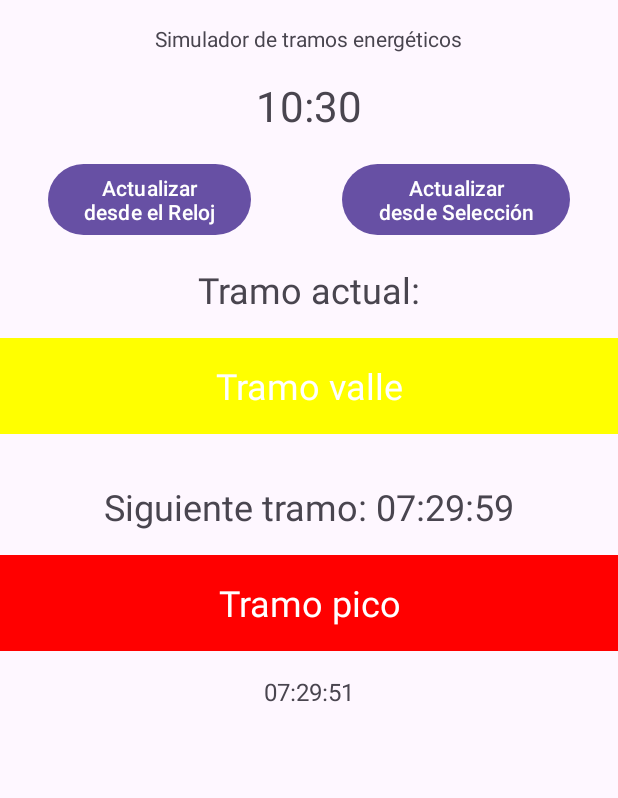
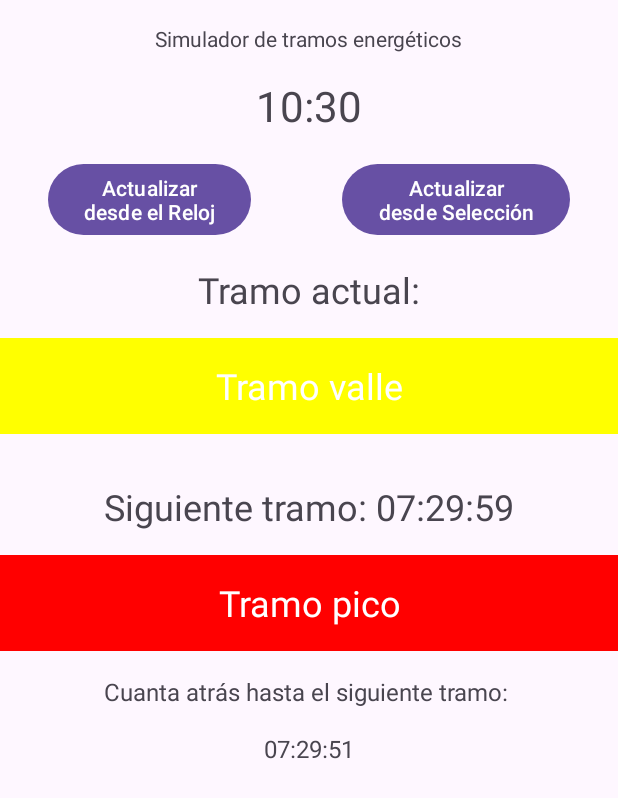
Before and after one commit to resuadam2/TramosLuz, an Android app: the screen it shows after launch (MainActivity), on a phone screen of 412 x 824 dp. Shown: the top 798 px of the screen. Run offline under Robolectric (Android 15) with nearby library versions, the phone set to English and light mode, and no system bars.

Commit message:
solving some bugs

```diff
--- a/app/src/main/java/com/resuadam2/tramosluz/MainActivity.java
+++ b/app/src/main/java/com/resuadam2/tramosluz/MainActivity.java
@@ -18,7 +18,7 @@ import java.util.Date;
 
 public class MainActivity extends AppCompatActivity {
 
-    protected static final int TRAMO1 = 0; // 0 a 7
+    protected static final int TRAMO1 = 24; // 0 a 7
     protected static final int COLOR_TRAMO1 = Color.GREEN; // 0 a 7
 
     protected static final int TRAMO2 = 8; // 8 a 18
@@ -115,14 +115,8 @@ public class MainActivity extends AppCompatActivity {
      */
     private long diferenciaTramos(Calendar instance) {
         int hora = instance.get(Calendar.HOUR_OF_DAY);
-        int minuto = instance.get(Calendar.MINUTE);
-        int segundo = instance.get(Calendar.SECOND);
-        int milisegundo = instance.get(Calendar.MILLISECOND);
 
         int horaSiguiente = 0;
-        int minutoSiguiente = 0;
-        int segundoSiguiente = 0;
-        int milisegundoSiguiente = 0;
 
         if (hora >= TRAMO1 && hora < TRAMO2) {
             horaSiguiente = TRAMO2;
@@ -132,11 +126,13 @@ public class MainActivity extends AppCompatActivity {
             horaSiguiente = TRAMO1;
         }
 
-        minutoSiguiente = 0;
-        segundoSiguiente = 0;
-        milisegundoSiguiente = 0;
+        int minutoSiguiente = 0;
+        int segundoSiguiente = 0;
+        int milisegundoSiguiente = 0;
 
         Calendar calendar = Calendar.getInstance();
+        // TODO Aqui hay un posible problema, si ponemos el -1 hace bien la diferencia pero
+        //  si no lo ponemos no inicia la cuenta atras
         calendar.set(Calendar.HOUR_OF_DAY, horaSiguiente - 1);
         calendar.set(Calendar.MINUTE, minutoSiguiente);
         calendar.set(Calendar.SECOND, segundoSiguiente);
@@ -164,7 +160,7 @@ public class MainActivity extends AppCompatActivity {
      * @param instance Hora actual
      */
     private void startCountDown(Calendar instance) {
-        stopCountDown();
+        if(countDown != null) stopCountDown();
         countDown = new CountDown(diferenciaTramos(instance), 1000);
         countDown.start();
     }
@@ -192,7 +188,7 @@ public class MainActivity extends AppCompatActivity {
 
         /**
          * Método que se ejecuta cada segundo y actualiza el editText de la cuenta atrás
-         * @param millisUntilFinished
+         * @param millisUntilFinished Tiempo restante de la cuenta atrás
          */
         @Override
         public void onTick(long millisUntilFinished) {
--- a/app/src/main/res/layout/activity_main.xml
+++ b/app/src/main/res/layout/activity_main.xml
@@ -123,7 +123,7 @@
         app:layout_constraintVertical_bias="0.0" />
 
     <TextView
-        android:id="@+id/tvCuentaAtras"
+        android:id="@+id/tvLblCuentaAtras"
         android:layout_width="wrap_content"
         android:layout_height="wrap_content"
         android:layout_marginTop="16dp"
@@ -134,4 +134,16 @@
         app:layout_constraintStart_toStartOf="parent"
         app:layout_constraintTop_toBottomOf="@id/tvTramoNext"
         app:layout_constraintVertical_bias="0.0" />
+
+    <TextView
+        android:id="@+id/tvCuentaAtras"
+        android:layout_width="wrap_content"
+        android:layout_height="wrap_content"
+        android:layout_marginTop="16dp"
+        android:textSize="16sp"
+        app:layout_constraintBottom_toBottomOf="parent"
+        app:layout_constraintEnd_toEndOf="parent"
+        app:layout_constraintStart_toStartOf="parent"
+        app:layout_constraintTop_toBottomOf="@id/tvLblCuentaAtras"
+        app:layout_constraintVertical_bias="0.0" />
 </androidx.constraintlayout.widget.ConstraintLayout>
--- a/app/src/main/res/values/strings.xml
+++ b/app/src/main/res/values/strings.xml
@@ -8,6 +8,6 @@
     <string name="timeExample">00:00</string>
     <string name="tramoActual">Tramo actual:</string>
     <string name="tramoSiguiente">Siguiente tramo:</string>
-    <string name="countdown">"Tiempo hasta el siguiente tramo: "</string>
+    <string name="countdown">"Cuanta atrás hasta el siguiente tramo: "</string>
     <string name="cuentaAtras">Hasta el siguiente tramo:</string>
 </resources>
```
